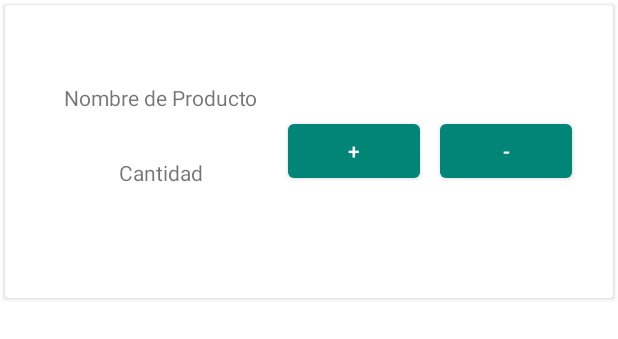
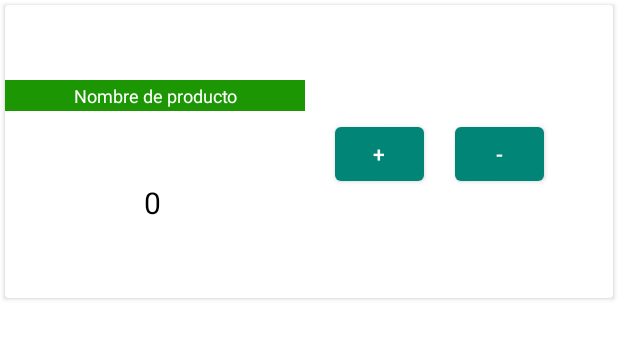
Before and after one commit to juanferdeleon/Laboratorio5Plataformas, an Android app: the layout list_layout.xml on its own in the app's theme, with its tools: preview values and no code run, on a phone screen of 412 x 824 dp. Shown: the top 339 px of the screen. Run offline under Robolectric (Android 15) with nearby library versions, the phone set to English and light mode, and no system bars.

Commit message:
Cantidad desplegada

```diff
--- a/app/src/main/java/com/example/laboratorio5/Product.kt
+++ b/app/src/main/java/com/example/laboratorio5/Product.kt
@@ -3,5 +3,5 @@ package com.example.laboratorio5
 data class Product(
     val codigo: Int,
     val nombre: String,
-    val cant: Int = 0
+    var cant: Int = 0
 )
--- a/app/src/main/res/layout/list_layout.xml
+++ b/app/src/main/res/layout/list_layout.xml
@@ -1,9 +1,8 @@
 <?xml version="1.0" encoding="utf-8"?>
-<LinearLayout
-        xmlns:android="http://schemas.android.com/apk/res/android"
-        xmlns:app="http://schemas.android.com/apk/res-auto" xmlns:tools="http://schemas.android.com/tools" android:orientation="vertical"
-        android:layout_width="match_parent"
-        android:layout_height="wrap_content">
+<LinearLayout xmlns:android="http://schemas.android.com/apk/res/android"
+              android:orientation="vertical"
+              android:layout_width="match_parent"
+              android:layout_height="wrap_content">
 
     <androidx.cardview.widget.CardView
             android:layout_margin="3dp"
@@ -14,47 +13,58 @@
                 android:orientation="vertical"
                 android:layout_width="match_parent"
                 android:layout_height="wrap_content">
-            <android.support.constraint.ConstraintLayout
+
+            <RelativeLayout
                     android:layout_width="match_parent"
                     android:layout_height="195dp">
+
                 <TextView
-                        android:text="Nombre de Producto"
+                        android:background="#1C9603"
+                        android:textSize="12sp"
+                        android:padding="2dp"
+                        android:width="200dp"
+                        android:textAlignment="center"
+                        android:textColor="#ffffff"
+                        android:layout_marginTop="50dp"
+                        android:id="@+id/nombre_producto"
+                        android:text="Nombre de producto"
                         android:layout_width="wrap_content"
-                        android:layout_height="wrap_content" android:id="@+id/nombre_producto"
-                        app:layout_constraintTop_toTopOf="parent"
-                        android:layout_marginTop="52dp" app:layout_constraintStart_toStartOf="parent"
-                        android:layout_marginStart="32dp" app:layout_constraintEnd_toStartOf="@+id/agregar"
-                        android:layout_marginEnd="8dp" app:layout_constraintHorizontal_bias="0.375"/>
+                        android:layout_height="wrap_content"/>
+
                 <TextView
-                        android:text="Cantidad"
-                        android:layout_width="wrap_content"
-                        android:layout_height="wrap_content" android:id="@+id/cantidad"
-                        app:layout_constraintBottom_toBottomOf="parent"
-                        android:layout_marginBottom="64dp" app:layout_constraintStart_toStartOf="parent"
-                        android:layout_marginStart="76dp" android:layout_marginTop="8dp"
-                        app:layout_constraintTop_toBottomOf="@+id/nombre_producto"
-                        app:layout_constraintVertical_bias="0.696"/>
-                <Button
+                        android:id="@+id/cantidad"
+                        android:text="0"
+                        android:layout_marginLeft="82dp"
+                        android:layout_marginBottom="47dp"
+                        android:padding="4dp"
+                        android:layout_alignParentBottom="true"
+                        android:layout_alignParentLeft="true"
+                        android:textAlignment="center"
+                        android:gravity="center"
+                        android:textSize="20dp"
+                        android:textColor="@android:color/black"
+                        android:layout_width="32dp"
+                        android:layout_height="wrap_content" android:layout_marginTop="43dp"
+                        android:layout_below="@+id/nombre_producto"/>
+
+                <Button android:layout_width="59dp"
+                        android:layout_height="wrap_content"
+                        android:layout_marginLeft="220dp"
+                        android:layout_marginTop="75dp"
+                        android:id="@+id/plus_button"
                         android:text="+"
-                        android:layout_width="wrap_content"
+                />
+
+                <Button android:layout_width="59dp"
                         android:layout_height="wrap_content"
-                        android:id="@+id/agregar"
-                        app:layout_constraintTop_toTopOf="parent" android:layout_marginTop="73dp"
-                        app:layout_constraintBottom_toBottomOf="parent" android:layout_marginBottom="74dp"
-                        app:layout_constraintEnd_toStartOf="@+id/restar" android:layout_marginEnd="13dp"/>
-                <Button
-                        android:text="-"
-                        android:layout_width="wrap_content"
-                        android:layout_height="wrap_content"
-                        android:id="@+id/restar" android:layout_marginEnd="27dp"
-                        app:layout_constraintEnd_toEndOf="parent"
-                        android:layout_marginBottom="74dp"
-                        app:layout_constraintBottom_toBottomOf="parent" android:layout_marginTop="73dp"
-                        app:layout_constraintTop_toTopOf="parent"/>
-            </android.support.constraint.ConstraintLayout>
+                        android:layout_marginLeft="300dp"
+                        android:layout_marginTop="75dp"
+                        android:id="@+id/less_button"
+                        android:text="-"/>
+
+            </RelativeLayout>
 
         </LinearLayout>
-
 
     </androidx.cardview.widget.CardView>
 
--- a/app/src/main/res/menu/menu_items.xml
+++ b/app/src/main/res/menu/menu_items.xml
@@ -1,6 +1,5 @@
 <?xml version="1.0" encoding="utf-8"?>
 <menu xmlns:android="http://schemas.android.com/apk/res/android">
-
     <item android:title="Nuevo Producto" android:id="@+id/nuevo_producto"/>
     <item android:title="Reiniciar Lista" android:id="@+id/reiniciar_lista"/>
     <item android:title="Inventario Actual" android:id="@+id/inventario_actual"/>
--- a/gradle.properties
+++ b/gradle.properties
@@ -11,5 +11,11 @@ org.gradle.jvmargs=-Xmx1536m
 # This option should only be used with decoupled projects. More details, visit
 # http://www.gradle.org/docs/current/userguide/multi_project_builds.html#sec:decoupled_projects
 # org.gradle.parallel=true
+# AndroidX package structure to make it clearer which packages are bundled with the
+# Android operating system, and which are packaged with your app's APK
+# https://developer.android.com/topic/libraries/support-library/androidx-rn
+android.useAndroidX=true
+# Automatically convert third-party libraries to use AndroidX
+android.enableJetifier=true
 # Kotlin code style for this project: "official" or "obsolete":
 kotlin.code.style=official
```
Also changed, not shown: app/build.gradle (+9 -8 lines), app/src/main/java/com/example/laboratorio5/MainActivity.kt (+43 -10 lines), app/src/main/java/com/example/laboratorio5/ProductAdapter.kt (added, +53 -0 lines), app/src/main/java/com/example/laboratorio5/ProductsAdapter.kt (deleted, +0 -32 lines), app/src/main/res/layout/activity_main.xml (+6 -5 lines), gradle/wrapper/gradle-wrapper.properties, 2 other files.
